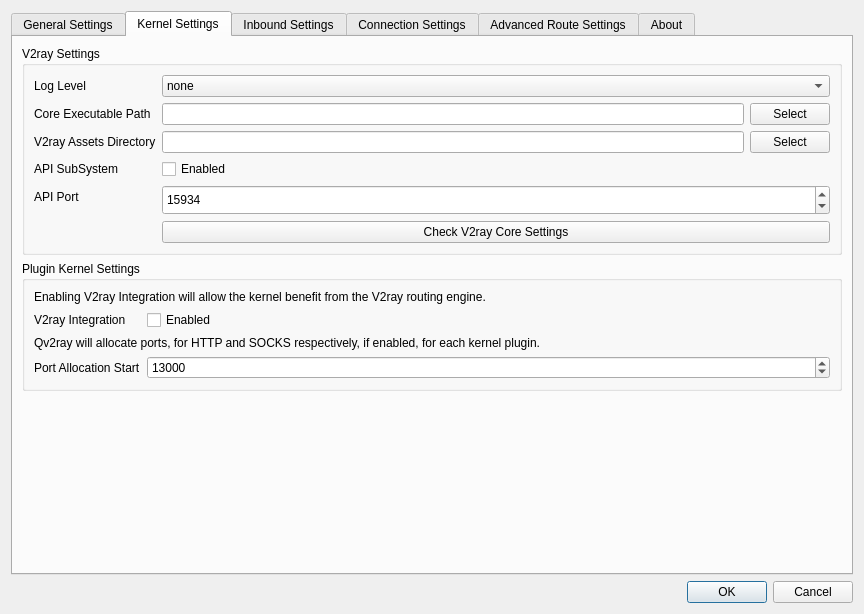
Qv2ray/Qv2ray, file src/ui/windows/w_PreferencesWindow.ui: the form before one commit.
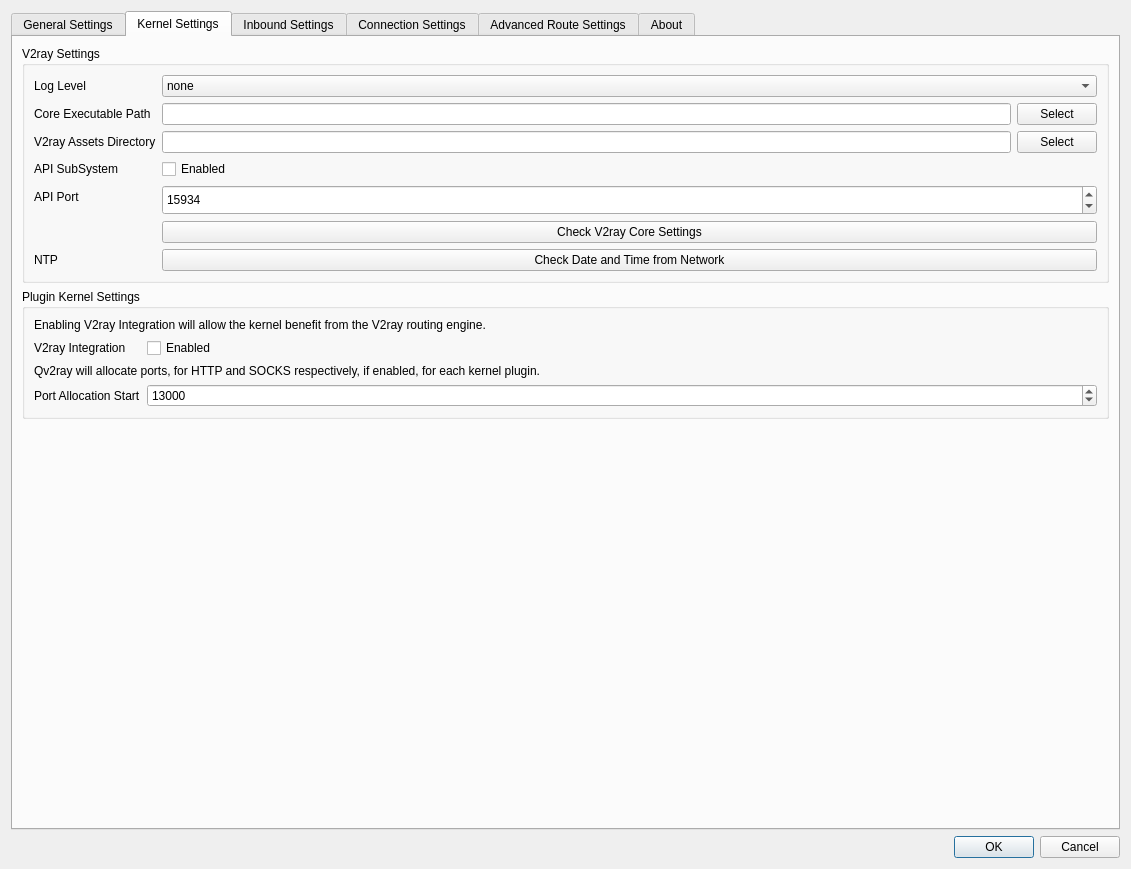
The form after the commit. The open tabs and pages were chosen to show the change. Icons and pictures are not drawn.

Commit message: adding ntp time checker

```diff
--- a/src/ui/windows/w_PreferencesWindow.ui
+++ b/src/ui/windows/w_PreferencesWindow.ui
@@ -9,8 +9,8 @@
    <rect>
     <x>0</x>
     <y>0</y>
-    <width>864</width>
-    <height>614</height>
+    <width>1131</width>
+    <height>869</height>
    </rect>
   </property>
   <property name="windowTitle">
@@ -633,6 +633,20 @@
             </property>
            </widget>
           </item>
+          <item row="6" column="1">
+           <widget class="QPushButton" name="pushButton">
+            <property name="text">
+             <string>Check Date and Time from Network</string>
+            </property>
+           </widget>
+          </item>
+          <item row="6" column="0">
+           <widget class="QLabel" name="label_31">
+            <property name="text">
+             <string>NTP</string>
+            </property>
+           </widget>
+          </item>
          </layout>
         </widget>
        </item>
```
Left out of the diff: 4 changed lines with no effect on the pictures. The commit also changes 6 other files.
